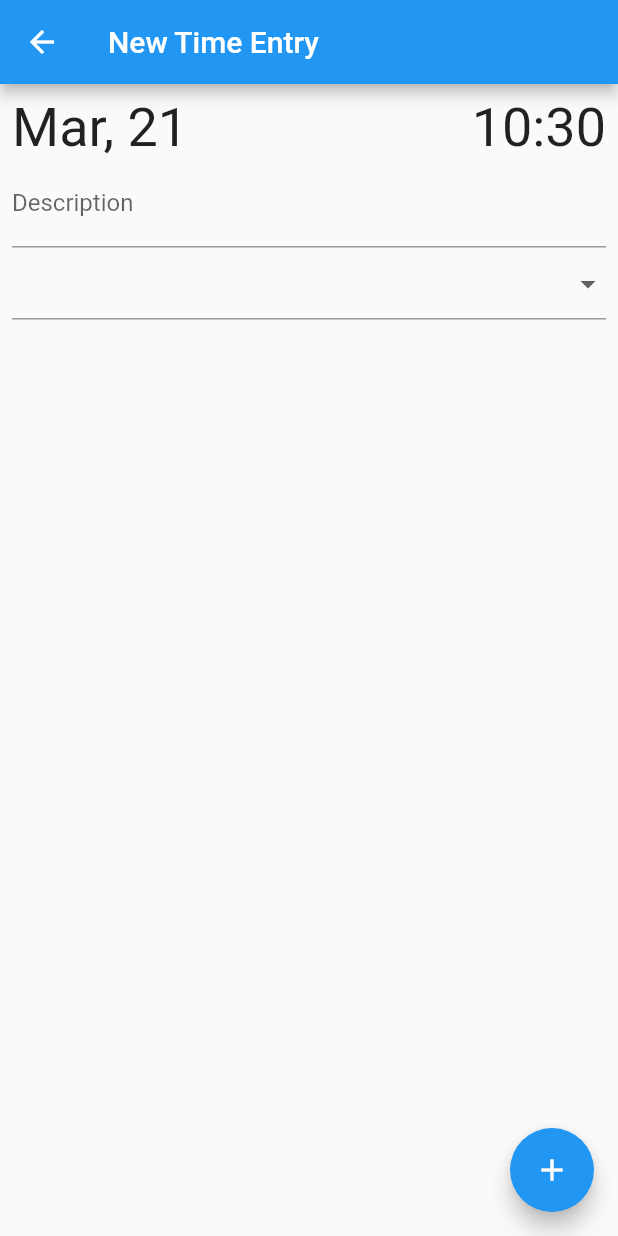
After one commit to OmarInCS/flutter-group20220306, a Flutter app: the AddEntryScreen screen opened directly, on a phone screen of 412 x 824 dp. The commit adds this screen. Run offline on Flutter 3.47's test engine with Material 2 defaults, Android fonts, the phone set to English and light mode, and no system bars; our stand-ins replace grouped_list.

Commit message:
add new time entry

```diff
--- /dev/null
+++ b/lib/toggl_clone/screens/add_entry_screen.dart
@@ -0,0 +1,134 @@
+
+import 'package:flutter/material.dart';
+import 'package:group20220306/toggl_clone/models/project.dart';
+import 'package:group20220306/toggl_clone/models/time_entry.dart';
+import 'package:intl/intl.dart';
+
+class AddEntryScreen extends StatefulWidget {
+  const AddEntryScreen({Key? key}) : super(key: key);
+
+  @override
+  _AddEntryScreenState createState() => _AddEntryScreenState();
+}
+
+class _AddEntryScreenState extends State<AddEntryScreen> {
+
+  var _timeEntry = TimeEntry(DateTime.now(), "");
+
+  @override
+  Widget build(BuildContext context) {
+    return Scaffold(
+      appBar: AppBar(
+        title: Text("New Time Entry"),
+      ),
+      body: Padding(
+        padding: const EdgeInsets.all(8.0),
+        child: Column(
+          children: [
+            Row(
+              mainAxisAlignment: MainAxisAlignment.spaceBetween,
+              children: [
+                GestureDetector(
+                  child: Text(
+                      DateFormat("MMM, dd").format(_timeEntry.startTime),
+                    style: TextStyle(
+                      fontSize: 36
+                    ),
+                  ),
+                  onTap: () async {
+                    var date = await showDatePicker(
+                                context: context,
+                                initialDate: _timeEntry.startTime,
+                                firstDate: DateTime.now().subtract(Duration(days: 7)),
+                                lastDate: DateTime.now(),
+                                helpText: "Start Date"
+                              );
+
+                    if (date != null) {
+                      _timeEntry.startTime = DateTime(date.year, date.month, date.day,
+                          _timeEntry.startTime.hour,
+                          _timeEntry.startTime.minute,
+                      );
+                      setState(() {
+
+                      });
+                    }
+                  },
+                ),
+                GestureDetector(
+                  child: Text(
+                      DateFormat("HH:mm").format(_timeEntry.startTime),
+                    style: TextStyle(
+                        fontSize: 36
+                    ),
+                  ),
+                  onTap: () async {
+                    var time = await showTimePicker(
+                      context: context,
+                      initialTime: TimeOfDay.now(),
+                      helpText: "Start Time"
+                    );
+
+                    if (time != null) {
+                      _timeEntry.startTime = DateTime(
+                        _timeEntry.startTime.year,
+                        _timeEntry.startTime.month,
+                        _timeEntry.startTime.day,
+                        time.hour, time.minute
+                      );
+                      setState(() {
+
+                      });
+                    }
+
+                  },
+                ),
+              ],
+            ),
+            TextField(
+              decoration: InputDecoration(
+                labelText: "Description"
+              ),
+              onChanged: (text) => _timeEntry.description = text,
+            ),
+            DropdownButtonFormField(
+              value: _timeEntry.project?.projectName,
+              onChanged: (project) {
+                _timeEntry.project = project as Project;
+              },
+              items: [
+                for (var p in Project.dummyProjects)
+                  DropdownMenuItem(
+                    child: Text(p.projectName),
+                    value: p,
+                  )
+              ],
+            )
+          ],
+        ),
+      ),
+      floatingActionButton: FloatingActionButton(
+        child: Icon(Icons.add),
+        onPressed: () async {
+          var time = await showTimePicker(
+          context: context,
+          initialTime: TimeOfDay.now(),
+          helpText: "End Time"
+          );
+
+          if (time != null) {
+            _timeEntry.endTime = DateTime(
+                _timeEntry.startTime.year,
+                _timeEntry.startTime.month,
+                _timeEntry.startTime.day,
+                time.hour, time.minute
+            );
+
+            TimeEntry.dummyEntries.add(_timeEntry);
+            Navigator.pop(context);
+          }
+        },
+      ),
+    );
+  }
+}
```
Also changed, not shown: lib/toggl_clone/screens/toggl_home_screen.dart (+19 -0 lines).
